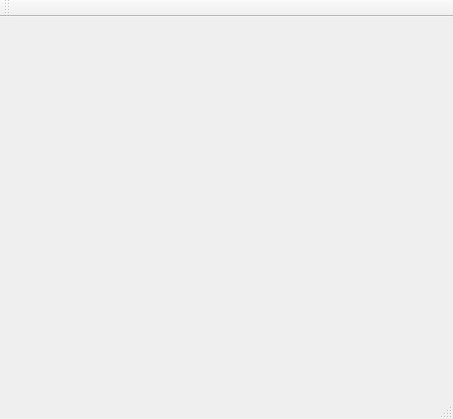
Before: the Qt Designer form client/mainwindow.ui in 172270/QElectricPartsCatalog, drawn with Qt 5.
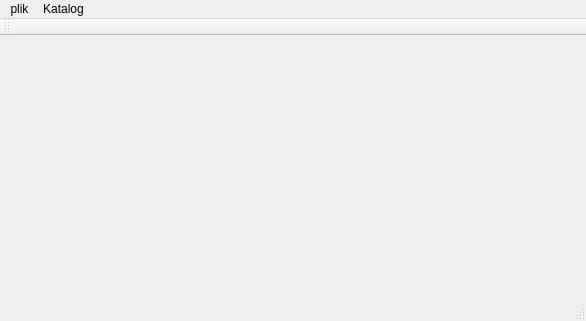
After: the same form once the commit is applied.

Commit message: ann new widget

The edit to the form file:
```diff
--- a/client/mainwindow.ui
+++ b/client/mainwindow.ui
@@ -6,8 +6,8 @@
    <rect>
     <x>0</x>
     <y>0</y>
-    <width>453</width>
-    <height>419</height>
+    <width>586</width>
+    <height>321</height>
    </rect>
   </property>
   <property name="windowTitle">
@@ -19,10 +19,24 @@
     <rect>
      <x>0</x>
      <y>0</y>
-     <width>453</width>
-     <height>25</height>
+     <width>586</width>
+     <height>27</height>
     </rect>
    </property>
+   <widget class="QMenu" name="menuPlik">
+    <property name="title">
+     <string>plik</string>
+    </property>
+   </widget>
+   <widget class="QMenu" name="menuKatalog">
+    <property name="title">
+     <string>Katalog</string>
+    </property>
+    <addaction name="actionAddGroup"/>
+    <addaction name="actionAddParameter"/>
+   </widget>
+   <addaction name="menuPlik"/>
+   <addaction name="menuKatalog"/>
   </widget>
   <widget class="QToolBar" name="mainToolBar">
    <attribute name="toolBarArea">
```
Left out of the diff: 10 changed lines with no effect on the pictures. The commit also changes 6 other files.
